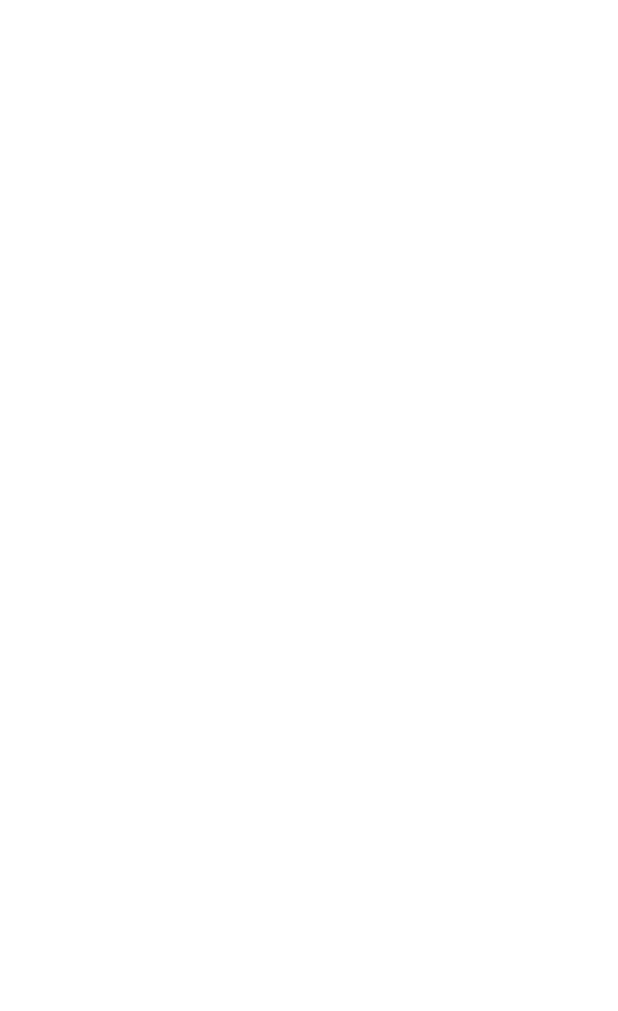
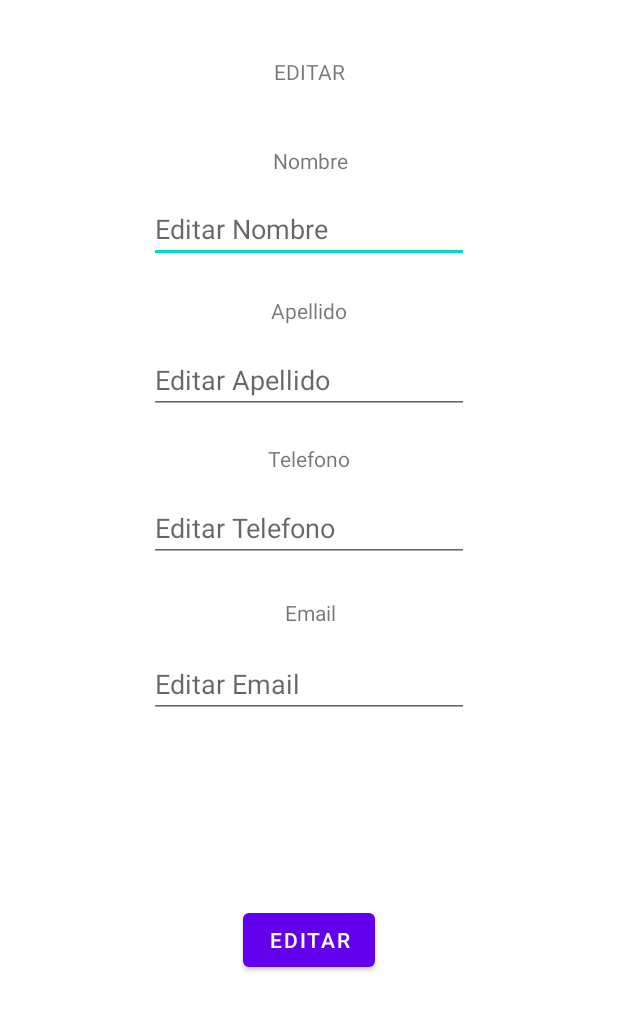
Before and after one commit to Brian1921/Front_Parc, an Android app: the admin_socios_editar screen opened directly, with no data from a screen before it, on a phone screen of 412 x 824 dp. Before the commit the part shown is empty. Shown: the top 1011 px of the screen. Run offline under Robolectric (Android 15) with nearby library versions, the phone set to English and light mode, and no system bars.

Commit message:
Push Activity Socios Editar

```diff
--- a/app/src/main/res/layout/activity_admin_socios_editar.xml
+++ b/app/src/main/res/layout/activity_admin_socios_editar.xml
@@ -6,4 +6,141 @@
     android:layout_height="match_parent"
     tools:context=".admin_socios_editar">
 
+    <TextView
+        android:id="@+id/textView5"
+        android:layout_width="wrap_content"
+        android:layout_height="wrap_content"
+        android:layout_marginStart="182dp"
+        android:layout_marginTop="38dp"
+        android:layout_marginEnd="182dp"
+        android:text="EDITAR"
+        app:layout_constraintEnd_toEndOf="parent"
+        app:layout_constraintStart_toStartOf="parent"
+        app:layout_constraintTop_toTopOf="parent"
+        tools:ignore="MissingConstraints" />
+
+    <TextView
+        android:id="@+id/textView15"
+        android:layout_width="wrap_content"
+        android:layout_height="wrap_content"
+        android:layout_marginStart="181dp"
+        android:layout_marginTop="40dp"
+        android:layout_marginEnd="180dp"
+        android:text="Nombre"
+        app:layout_constraintEnd_toEndOf="parent"
+        app:layout_constraintStart_toStartOf="parent"
+        app:layout_constraintTop_toBottomOf="@+id/textView5"
+        tools:ignore="MissingConstraints" />
+
+    <EditText
+        android:id="@+id/editNom_admin_update_socio"
+        android:layout_width="wrap_content"
+        android:layout_height="wrap_content"
+        android:layout_marginStart="101dp"
+        android:layout_marginTop="13dp"
+        android:layout_marginEnd="101dp"
+        android:ems="10"
+        android:hint="Editar Nombre"
+        android:inputType="textPersonName"
+        app:layout_constraintEnd_toEndOf="parent"
+        app:layout_constraintStart_toStartOf="parent"
+        app:layout_constraintTop_toBottomOf="@+id/textView15"
+        tools:ignore="MissingConstraints" />
+
+    <TextView
+        android:id="@+id/textView16"
+        android:layout_width="wrap_content"
+        android:layout_height="wrap_content"
+        android:layout_marginStart="180dp"
+        android:layout_marginTop="22dp"
+        android:layout_marginEnd="180dp"
+        android:text="Apellido"
+        app:layout_constraintEnd_toEndOf="parent"
+        app:layout_constraintStart_toStartOf="parent"
+        app:layout_constraintTop_toBottomOf="@+id/editNom_admin_update_socio"
+        tools:ignore="MissingConstraints" />
+
+    <EditText
+        android:id="@+id/editApe_admin_update_socio"
+        android:layout_width="wrap_content"
+        android:layout_height="wrap_content"
+        android:layout_marginStart="101dp"
+        android:layout_marginTop="14dp"
+        android:layout_marginEnd="101dp"
+        android:ems="10"
+        android:hint="Editar Apellido"
+        android:inputType="textPersonName"
+        app:layout_constraintEnd_toEndOf="parent"
+        app:layout_constraintStart_toStartOf="parent"
+        app:layout_constraintTop_toBottomOf="@+id/textView16"
+        tools:ignore="MissingConstraints" />
+
+    <TextView
+        android:id="@+id/textView17"
+        android:layout_width="wrap_content"
+        android:layout_height="wrap_content"
+        android:layout_marginStart="178dp"
+        android:layout_marginTop="20dp"
+        android:layout_marginEnd="178dp"
+        android:text="Telefono"
+        app:layout_constraintEnd_toEndOf="parent"
+        app:layout_constraintStart_toStartOf="parent"
+        app:layout_constraintTop_toBottomOf="@+id/editApe_admin_update_socio"
+        tools:ignore="MissingConstraints" />
+
+    <EditText
+        android:id="@+id/editTel_admin_update_socio"
+        android:layout_width="wrap_content"
+        android:layout_height="wrap_content"
+        android:layout_marginStart="101dp"
+        android:layout_marginTop="14dp"
+        android:layout_marginEnd="101dp"
+        android:ems="10"
+        android:hint="Editar Telefono"
+        android:inputType="phone"
+        app:layout_constraintEnd_toEndOf="parent"
+        app:layout_constraintStart_toStartOf="parent"
+        app:layout_constraintTop_toBottomOf="@+id/textView17"
+        tools:ignore="MissingConstraints" />
+
+    <TextView
+        android:id="@+id/textView18"
+        android:layout_width="wrap_content"
+        android:layout_height="wrap_content"
+        android:layout_marginStart="189dp"
+        android:layout_marginTop="24dp"
+        android:layout_marginEnd="188dp"
+        android:text="Email"
+        app:layout_constraintEnd_toEndOf="parent"
+        app:layout_constraintStart_toStartOf="parent"
+        app:layout_constraintTop_toBottomOf="@+id/editTel_admin_update_socio"
+        tools:ignore="MissingConstraints" />
+
+    <EditText
+        android:id="@+id/editEm_admin_update_socio"
+        android:layout_width="wrap_content"
+        android:layout_height="wrap_content"
+        android:layout_marginStart="101dp"
+        android:layout_marginTop="15dp"
+        android:layout_marginEnd="101dp"
+        android:ems="10"
+        android:hint="Editar Email"
+        android:inputType="textEmailAddress"
+        app:layout_constraintEnd_toEndOf="parent"
+        app:layout_constraintStart_toStartOf="parent"
+        app:layout_constraintTop_toBottomOf="@+id/textView18"
+        tools:ignore="MissingConstraints" />
+
+    <Button
+        android:id="@+id/btnEditar_admin_socio"
+        android:layout_width="wrap_content"
+        android:layout_height="wrap_content"
+        android:layout_marginStart="162dp"
+        android:layout_marginTop="124dp"
+        android:layout_marginEnd="162dp"
+        android:text="Editar"
+        app:layout_constraintEnd_toEndOf="parent"
+        app:layout_constraintStart_toStartOf="parent"
+        app:layout_constraintTop_toBottomOf="@+id/editEm_admin_update_socio"
+        tools:ignore="MissingConstraints" />
 </androidx.constraintlayout.widget.ConstraintLayout>
```
